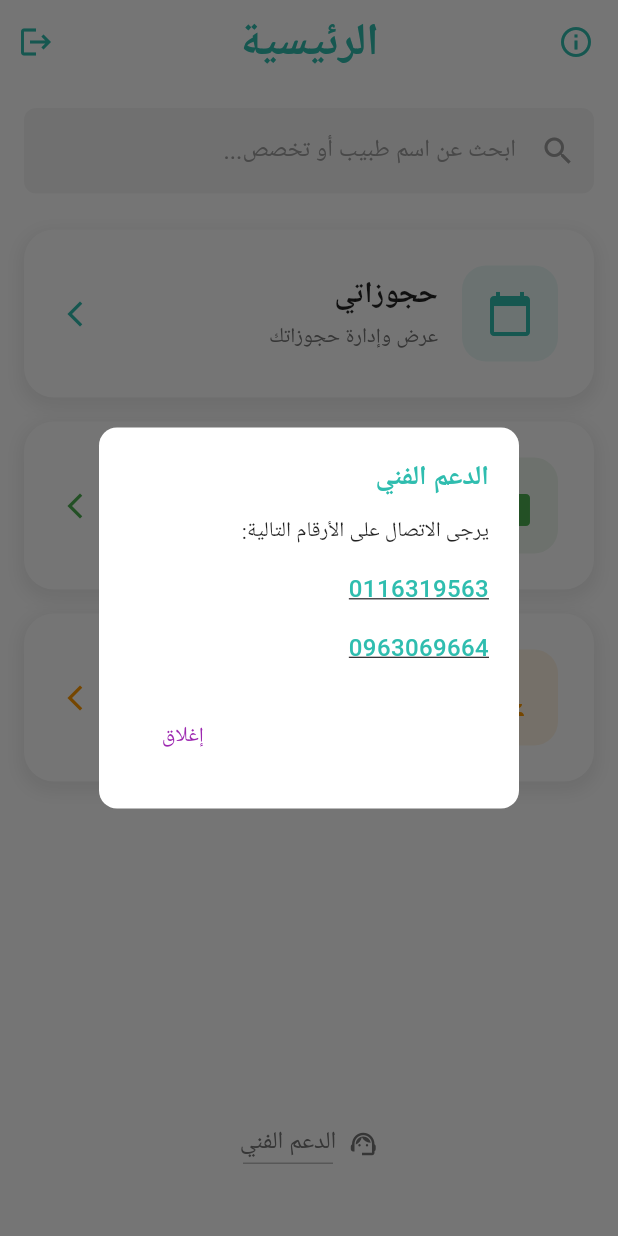
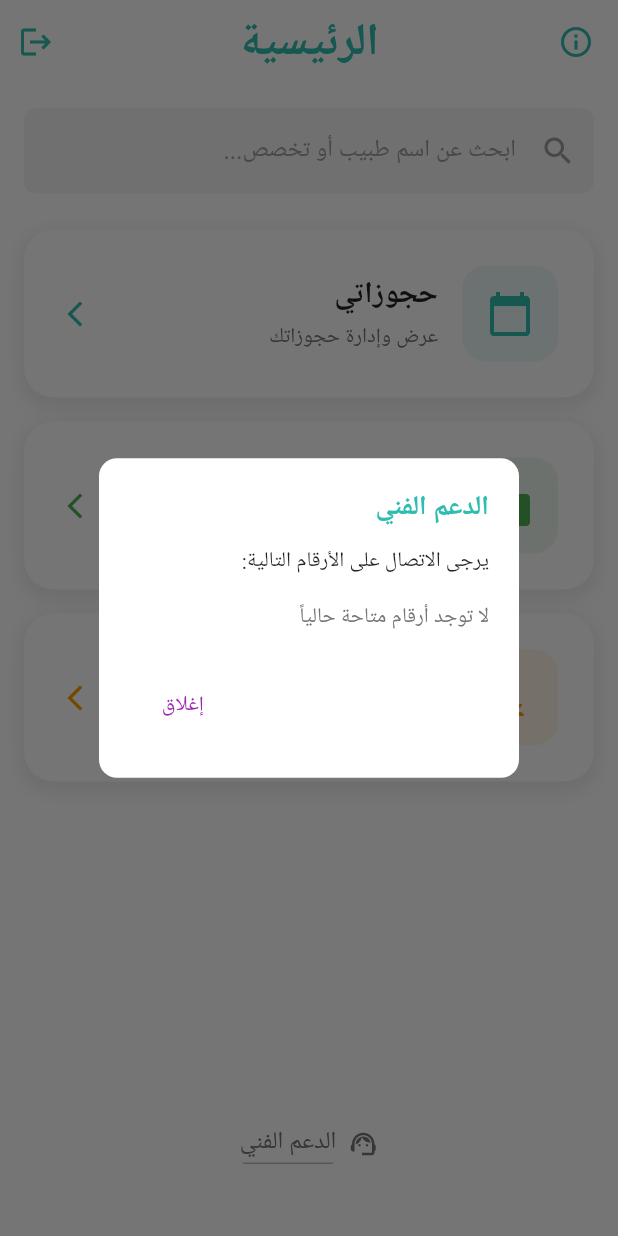
Before and after one commit to Ashjan122/hospital-app, a Flutter app: the PatientHomeScreen screen opened directly, after a tap on "الدعم الفني", on a phone screen of 412 x 824 dp. Run offline on Flutter 3.47's test engine with Material 3 defaults, Android fonts, the phone set to English and light mode, and no system bars; our stand-ins replace cloud_firestore, cross_file, firebase_auth, firebase_core, firebase_messaging, introduction_screen and 7 more; missing offline and left inert: syncfusion_flutter_pdf; accounts and stored records are empty.

Commit message:
update patint_home_screen

```diff
--- a/lib/screnns/patient_bookings_screen.dart
+++ b/lib/screnns/patient_bookings_screen.dart
@@ -864,8 +864,8 @@ class _PatientBookingsScreenState extends State<PatientBookingsScreen> {
                 // محاولة الاستدلال من وقت الحجز
                 String bookedTimeStr = (booking['time'] ?? '').toString();
                 if (bookedTimeStr.isNotEmpty && !bookedTimeStr.contains(':') && RegExp(r'^\d{1,2}$').hasMatch(bookedTimeStr)) {
-                  bookedTimeStr = bookedTimeStr.padLeft(2, '0') + ':00';
-                }
+                    bookedTimeStr = bookedTimeStr.padLeft(2, '0') + ':00';
+                  }
                 DateTime? _timeOf(String? hhmm) {
                   if (hhmm == null || !hhmm.contains(':')) return null;
                   final parts = hhmm.split(':');
--- a/lib/screnns/patient_home_screen.dart
+++ b/lib/screnns/patient_home_screen.dart
@@ -27,6 +27,8 @@ class _PatientHomeScreenState extends State<PatientHomeScreen> {
   List<Map<String, dynamic>> _searchResults = [];
   bool _isSearching = false;
   Timer? _debounceTimer;
+  bool _searchCacheReady = false;
+  List<String> _supportPhones = [];
 
   @override
   void initState() {
@@ -36,6 +38,10 @@ class _PatientHomeScreenState extends State<PatientHomeScreen> {
     _checkDatabaseConnection();
     _initPresence();
     WidgetsBinding.instance.addPostFrameCallback((_) => _maybeShowAdDialog());
+    // Warm up search cache to speed up the first search
+    WidgetsBinding.instance.addPostFrameCallback((_) => _warmupSearchCache());
+    // Load technical support phone numbers from Firestore
+    WidgetsBinding.instance.addPostFrameCallback((_) => _loadSupportPhones());
   }
 
   Future<void> _initPresence() async {
@@ -65,7 +71,13 @@ class _PatientHomeScreenState extends State<PatientHomeScreen> {
 
       // تحميل البيانات مسبقاً في Cache للبحث السريع
       print('تحميل البيانات مسبقاً للبحث السريع...');
-      // سيتم تحميل البيانات تلقائياً عند أول بحث
+      // تسخين الكاش مباشرة بعد تنظيفه (بانتظار الاكتمال)
+      await _prefetchSearchData();
+      if (mounted) {
+        setState(() {
+          _searchCacheReady = true;
+        });
+      }
 
       print('تم تحميل البيانات بنجاح - البحث جاهز!');
     } catch (e) {
@@ -94,6 +106,11 @@ class _PatientHomeScreenState extends State<PatientHomeScreen> {
     // تحديث الواجهة لإظهار/إخفاء زر X
     setState(() {});
 
+    // إذا لم يجهز الكاش بعد، لا تنفذ البحث حتى يكتمل التحميل الأولي
+    if (!_searchCacheReady) {
+      return;
+    }
+
     if (query.isEmpty) {
       setState(() {
         _searchResults = [];
@@ -104,6 +121,24 @@ class _PatientHomeScreenState extends State<PatientHomeScreen> {
 
     // البحث الفوري من أول حرف بدون تأخير
     _performSearch(query);
+  }
+
+  Future<void> _warmupSearchCache() async {
+    try {
+      // إجراء بحث خفيف لتسخين الـ Cache حتى يكون أول بحث سريعاً
+      await CentralDataService.searchDoctorsAndSpecialties('ا');
+    } catch (_) {}
+  }
+
+  Future<void> _prefetchSearchData() async {
+    try {
+      // استعلامات خفيفة متعددة لزيادة احتمالية ملء الكاش من مسارات مختلفة
+      await Future.wait([
+        CentralDataService.searchDoctorsAndSpecialties('ا'),
+        CentralDataService.searchDoctorsAndSpecialties('د'),
+        CentralDataService.searchDoctorsAndSpecialties('a'),
+      ]);
+    } catch (_) {}
   }
 
   Future<void> _performSearch(String query) async {
@@ -123,26 +158,7 @@ class _PatientHomeScreenState extends State<PatientHomeScreen> {
         _isSearching = false;
       });
 
-      if (results.isEmpty && mounted) {
-        ScaffoldMessenger.of(context).showSnackBar(
-          SnackBar(
-            content: Text('لم يتم العثور على نتائج لـ "$query"'),
-            duration: const Duration(seconds: 2),
-            action: SnackBarAction(
-              label: 'مسح Cache',
-              onPressed: () {
-                CentralDataService.clearAllCache();
-                ScaffoldMessenger.of(context).showSnackBar(
-                  const SnackBar(
-                    content: Text('تم مسح Cache بنجاح'),
-                    duration: Duration(seconds: 1),
-                  ),
-                );
-              },
-            ),
-          ),
-        );
-      }
+      // إلغاء رسالة "لم يتم العثور على نتائج" مع خيار مسح الكاش
     } catch (e) {
       print('خطأ في البحث: $e');
       setState(() {
@@ -217,10 +233,22 @@ class _PatientHomeScreenState extends State<PatientHomeScreen> {
                 ),
                 const SizedBox(height: 12),
 
-                // Phone Numbers
-                _buildPhoneNumber("0116319563"),
-                const SizedBox(height: 8),
-                _buildPhoneNumber("0963069664"),
+                // Phone Numbers (from Firestore)
+                if (_supportPhones.isEmpty)
+                  Padding(
+                    padding: const EdgeInsets.symmetric(vertical: 4),
+                    child: Text(
+                      "لا توجد أرقام متاحة حالياً",
+                      style: TextStyle(fontSize: 14, color: Colors.grey[600]),
+                    ),
+                  )
+                else
+                  ...[
+                    for (int i = 0; i < _supportPhones.length; i++) ...[
+                      _buildPhoneNumber(_supportPhones[i]),
+                      if (i < _supportPhones.length - 1) const SizedBox(height: 8),
+                    ]
+                  ],
               ],
             ),
             actions: [
@@ -242,6 +270,46 @@ class _PatientHomeScreenState extends State<PatientHomeScreen> {
         );
       },
     );
+  }
+
+  Future<void> _loadSupportPhones() async {
+    try {
+      // أرقام الدعم الفني من Firestore
+      // متوقع: collection('support')/doc('phones') => {'numbers': ['011...', '096...']}
+      final doc = await FirebaseFirestore.instance
+          .collection('support')
+          .doc('phones')
+          .get()
+          .timeout(const Duration(seconds: 5));
+      if (doc.exists) {
+        final data = doc.data() as Map<String, dynamic>?;
+        final nums = (data?['numbers'] as List?)?.map((e) => (e ?? '').toString().trim()).where((s) => s.isNotEmpty).toList() ?? [];
+        if (mounted) {
+          setState(() {
+            _supportPhones = nums;
+          });
+        }
+        return;
+      }
+
+      // بديل: support/contacts => {'phones': [...]}
+      final doc2 = await FirebaseFirestore.instance
+          .collection('support')
+          .doc('contacts')
+          .get()
+          .timeout(const Duration(seconds: 5));
+      if (doc2.exists) {
+        final data = doc2.data() as Map<String, dynamic>?;
+        final nums = (data?['phones'] as List?)?.map((e) => (e ?? '').toString().trim()).where((s) => s.isNotEmpty).toList() ?? [];
+        if (mounted) {
+          setState(() {
+            _supportPhones = nums;
+          });
+        }
+      }
+    } catch (e) {
+      // تجاهل الخطأ والاكتفاء بعدم عرض أرقام
+    }
   }
 
   Widget _buildPhoneNumber(String phoneNumber) {
@@ -988,16 +1056,16 @@ class _PatientHomeScreenState extends State<PatientHomeScreen> {
             children: [
               // Profile Icon
               Container(
-                width: 50,
-                height: 50,
+                width: 40,
+                height: 40,
                 decoration: BoxDecoration(
-                  color: const Color(0xFF2FBDAF).withOpacity(0.1),
+                  color: Colors.grey[200],
                   shape: BoxShape.circle,
                 ),
                 child: const Icon(
                   Icons.person,
                   color: Color(0xFF2FBDAF),
-                  size: 24,
+                  size: 18,
                 ),
               ),
               const SizedBox(width: 16),
```
Also changed, not shown: lib/screnns/booking_screen.dart (indentation only).
